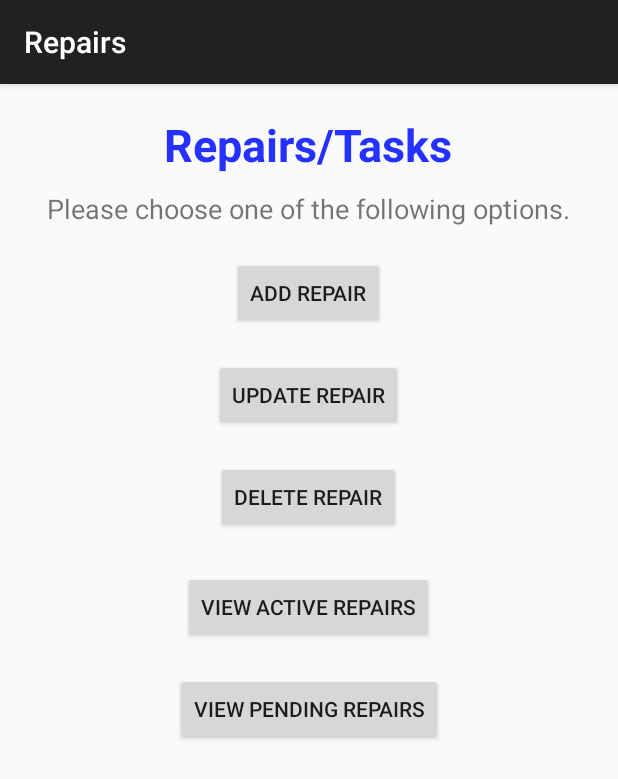
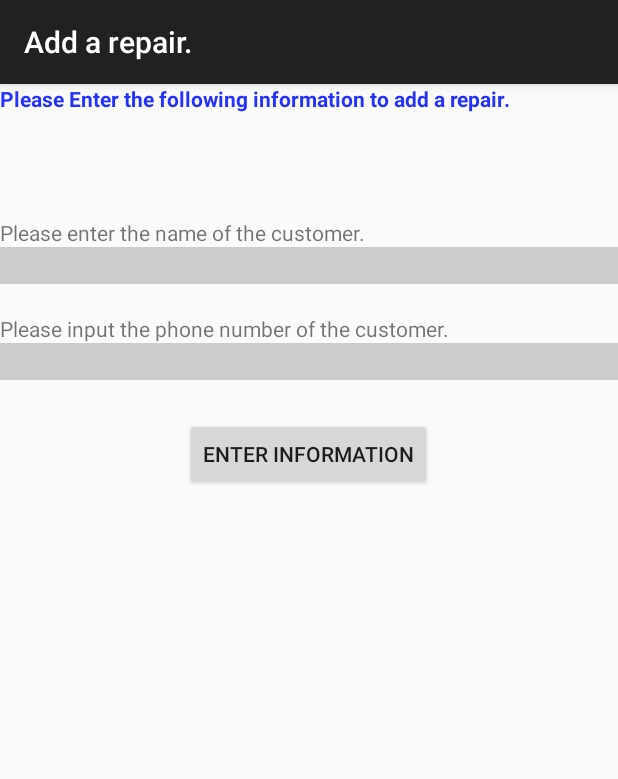
Before and after one commit to jahuey777/SoftwareProject540, an Android app: the Repairs screen opened directly, with no data from a screen before it, after a tap on "ADD REPAIR", on a phone screen of 412 x 824 dp. Shown: the top 779 px of the screen. Run offline under Robolectric (Android 15) with nearby library versions, the light colour scheme and no system bars.

Commit message:
Working on add repair button

```diff
--- a/Bikes/app/src/main/AndroidManifest.xml
+++ b/Bikes/app/src/main/AndroidManifest.xml
@@ -38,6 +38,8 @@
             android:label="view profit"></activity>
         <activity android:name=".soldBike"
             android:label="Bike Information"></activity>
+        <activity android:name=".AddingRepair"
+            android:label="Add a repair."></activity>
 
     </application>
 
--- a/Bikes/app/src/main/java/com/example/jaimejahuey/bikes/AddingRepair.java
+++ b/Bikes/app/src/main/java/com/example/jaimejahuey/bikes/AddingRepair.java
@@ -1,9 +1,54 @@
 package com.example.jaimejahuey.bikes;
+
+import android.content.Intent;
+import android.os.Bundle;
+import android.support.v7.app.ActionBarActivity;
+import android.telephony.PhoneNumberFormattingTextWatcher;
+import android.view.MenuItem;
+import android.view.View;
+import android.widget.Button;
+import android.widget.EditText;
 
 /**
  * Created by David on 10/27/2015.
  */
-public class AddingRepair
+public class AddingRepair extends ActionBarActivity
 {
+    EditText phoneNumInput;
+
+    @Override
+    protected void onCreate(Bundle savedInstanceState)
+    {
+        super.onCreate(savedInstanceState);
+        setContentView(R.layout.adding_repair);
+
+        //For the phone number, this addTextChangeListener will automatically add the hyphen
+        phoneNumInput = (EditText) findViewById(R.id.addRepairCustomerPhone);
+        phoneNumInput.addTextChangedListener(new PhoneNumberFormattingTextWatcher());
+
+    }
+
+    @Override
+    public void onSaveInstanceState(Bundle savedInstanceState)
+    {
+        super.onSaveInstanceState(savedInstanceState);
+    }
+
+    @Override
+    public boolean onOptionsItemSelected(MenuItem item) {
+        // Handle action bar item clicks here. The action bar will
+        // automatically handle clicks on the Home/Up button, so long
+        // as you specify a parent activity in AndroidManifest.xml.
+        int id = item.getItemId();
+
+        //noinspection SimplifiableIfStatement
+        if (id == R.id.action_settings)
+        {
+            return true;
+        }
+
+        return super.onOptionsItemSelected(item);
+    }
+
 
 }
--- a/Bikes/app/src/main/java/com/example/jaimejahuey/bikes/Repairs.java
+++ b/Bikes/app/src/main/java/com/example/jaimejahuey/bikes/Repairs.java
@@ -3,6 +3,7 @@ package com.example.jaimejahuey.bikes;
 /**
  * Created by jaimejahuey on 9/18/15.
  */
+import android.content.Intent;
 import android.os.Bundle;
 import android.support.v7.app.ActionBarActivity;
 import android.view.Menu;
@@ -31,7 +32,9 @@ public class Repairs extends ActionBarActivity
             @Override
             public void onClick(View view)
             {
+                Intent i = new Intent(Repairs.this, AddingRepair.class);
 
+                startActivity(i);
             }
         });
     }
--- a/Bikes/app/src/main/res/layout/adding_repair.xml
+++ b/Bikes/app/src/main/res/layout/adding_repair.xml
@@ -28,10 +28,10 @@
             android:id="@+id/textView"
             android:layout_width="wrap_content"
             android:layout_height="fill_parent"
-            android:text="Please enter the make of the bike." />
+            android:text="Please enter the name of the customer." />
 
         <EditText
-            android:id="@+id/addBikeMakeInput"
+            android:id="@+id/addRepairCustomerName"
             android:layout_width="fill_parent"
             android:layout_height="fill_parent"
             android:background="#CCCCCC"
@@ -43,15 +43,16 @@
             android:layout_marginTop="20dp"
             android:layout_width="wrap_content"
             android:layout_height="fill_parent"
-            android:text="Please input the serial number or code of the bike." />
+            android:text="Please input the phone number of the customer." />
 
         <EditText
-            android:id="@+id/addBikeSerialInput"
+            android:id="@+id/addRepairCustomerPhone"
             android:layout_width="fill_parent"
             android:layout_height="fill_parent"
             android:background="#CCCCCC"
             android:ems="10"
-            android:inputType="text" />
+            android:inputType="phone"
+            />
 
     </LinearLayout>
 
```
Also changed, not shown: 2 other files.
